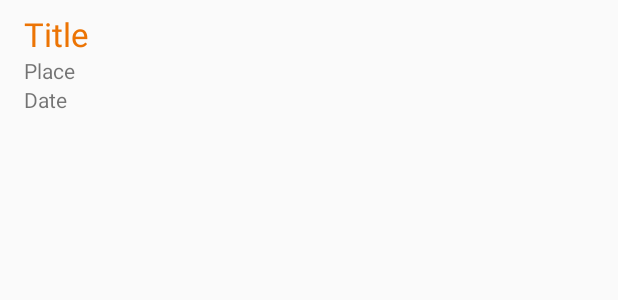
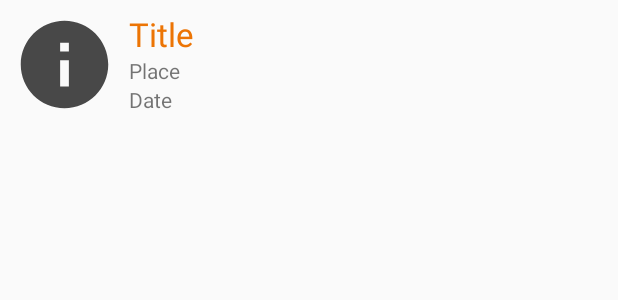
Before and after one commit to Master-Bruce/BGJugend2016, an Android app: the layout item_info.xml on its own in the app's theme, with its tools: preview values and no code run, on a phone screen of 412 x 824 dp. Shown: the top 300 px of the screen. Run offline under Robolectric (Android 15) with nearby library versions, the phone set to English and light mode, and no system bars.

Commit message:
preview images in list view

```diff
--- /dev/null
+++ b/app/src/main/java/de/schiewe/volker/bgjugend2016/interfaces/DownloadUrlListener.kt
@@ -0,0 +1,5 @@
+package de.schiewe.volker.bgjugend2016.interfaces
+
+interface DownloadUrlListener {
+    fun onSuccess(url: String)
+}
--- /dev/null
+++ b/app/src/main/res/drawable/ic_info_grey_24dp.xml
@@ -0,0 +1,9 @@
+<vector xmlns:android="http://schemas.android.com/apk/res/android"
+    android:width="24dp"
+    android:height="24dp"
+    android:viewportHeight="24.0"
+    android:viewportWidth="24.0">
+    <path
+        android:fillColor="#484848"
+        android:pathData="M12,2C6.48,2 2,6.48 2,12s4.48,10 10,10 10,-4.48 10,-10S17.52,2 12,2zM13,17h-2v-6h2v6zM13,9h-2L11,7h2v2z" />
+</vector>
--- a/app/src/main/res/layout/item_info.xml
+++ b/app/src/main/res/layout/item_info.xml
@@ -5,15 +5,26 @@
     android:layout_height="wrap_content"
     android:layout_margin="8dp">
 
+
+    <de.hdodenhof.circleimageview.CircleImageView
+        android:id="@+id/info_list_image"
+        android:layout_width="70dp"
+        android:layout_height="70dp"
+        android:src="@drawable/ic_info_grey_24dp"
+        app:layout_constraintBottom_toBottomOf="parent"
+        app:layout_constraintStart_toStartOf="parent"
+        app:layout_constraintTop_toTopOf="parent" />
+
     <TextView
         android:id="@+id/title"
-        android:layout_width="wrap_content"
+        android:layout_width="0dp"
         android:layout_height="wrap_content"
         android:layout_marginStart="8dp"
         android:text="Title"
         android:textAppearance="@style/TextAppearance.AppCompat.Large"
         android:textColor="?attr/colorPrimary"
-        app:layout_constraintStart_toStartOf="parent"
+        app:layout_constraintEnd_toEndOf="parent"
+        app:layout_constraintStart_toEndOf="@id/info_list_image"
         app:layout_constraintTop_toTopOf="parent" />
 
     <TextView
@@ -22,7 +33,7 @@
         android:layout_height="wrap_content"
         android:layout_marginStart="8dp"
         android:text="Place"
-        app:layout_constraintStart_toStartOf="parent"
+        app:layout_constraintStart_toEndOf="@id/info_list_image"
         app:layout_constraintTop_toBottomOf="@+id/title" />
 
     <TextView
@@ -31,7 +42,7 @@
         android:layout_height="wrap_content"
         android:layout_marginStart="8dp"
         android:text="Date"
-        app:layout_constraintStart_toStartOf="parent"
+        app:layout_constraintStart_toEndOf="@id/info_list_image"
         app:layout_constraintTop_toBottomOf="@+id/place" />
 
 </android.support.constraint.ConstraintLayout>
```
Also changed, not shown: app/src/main/java/de/schiewe/volker/bgjugend2016/fragments/EventFragment.kt (+8 -8 lines), app/src/main/java/de/schiewe/volker/bgjugend2016/layout/EventRecyclerViewAdapter.kt (+19 -0 lines), app/src/main/java/de/schiewe/volker/bgjugend2016/models/Event.kt (+19 -0 lines), app/src/main/res/layout/item_event.xml (+16 -4 lines).
